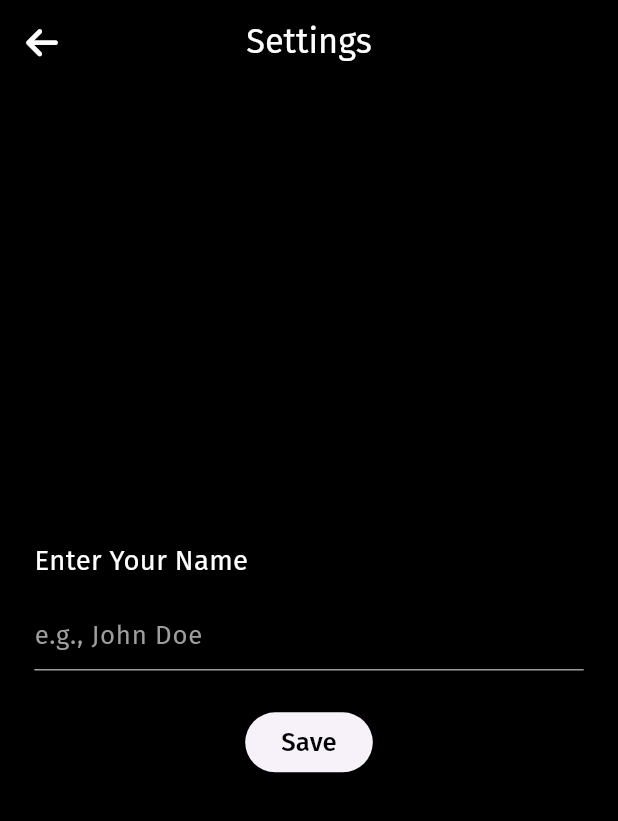
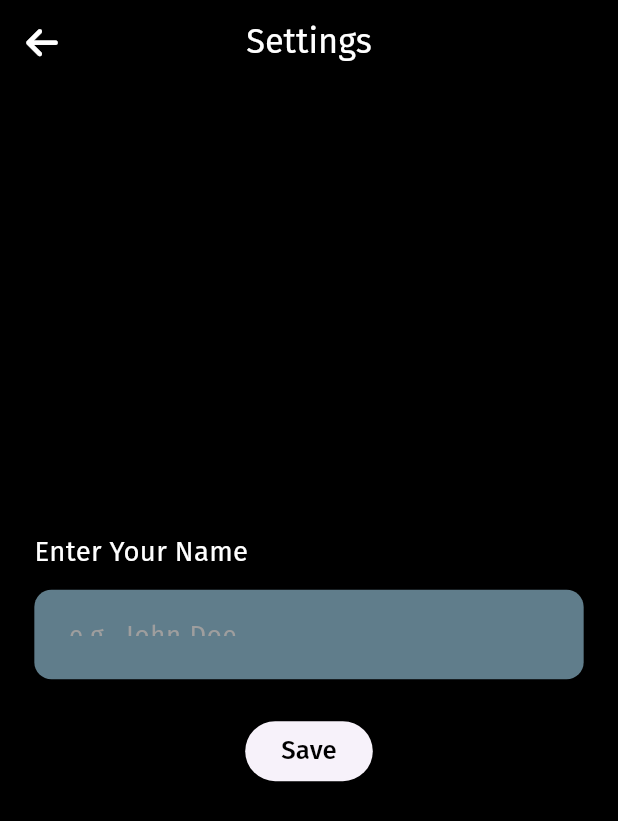
Before and after one commit to Ahmed4r/tracker, a Flutter app: the SettingsScreen screen opened by its route, on a phone screen of 412 x 824 dp. Shown: the top 821 px of the screen. Run offline on Flutter 3.47's test engine with Material 3 defaults, Android fonts, the phone set to English and light mode, and no system bars; our stand-ins replace fl_chart, flutter_screenutil, font_awesome_flutter, google_fonts, hive_flutter, image_picker and 1 more; accounts and stored records are empty.

Commit message:
edit name textfield

```diff
--- a/lib/screens/settings_page.dart
+++ b/lib/screens/settings_page.dart
@@ -49,24 +49,32 @@ class SettingsScreen extends StatelessWidget {
               ),
             ),
             SizedBox(height: 10.h),
-            TextFormField(
+            Container(
+              padding: EdgeInsets.all(20).r,
+              height: 50.h,
+              decoration: BoxDecoration(
+                color: Colors.blueGrey,
+                borderRadius: BorderRadius.circular(10.r),
+              )
+              ,
+              child: TextFormField(
+                maxLines: 1,
+
                 controller: nameController,
                 style: GoogleFonts.firaSans(
                   color: Colors.white,
                   fontSize: 15.sp,
                 ),
+
                 decoration: InputDecoration(
                   hintText: "e.g., John Doe",
                   hintStyle: GoogleFonts.firaSans(
                     color: Colors.grey,
                     fontSize: 15.sp,
                   ),
-                enabledBorder: const UnderlineInputBorder(
-                  borderSide: BorderSide(color: Colors.grey),
-                ),
-                focusedBorder: const UnderlineInputBorder(
-                  borderSide: BorderSide(color: Colors.blueAccent),
-                ),
+                  enabledBorder: InputBorder.none,
+                  border: InputBorder.none,
+                  focusedBorder:InputBorder.none
                 ),
                 validator: (value) {
                   if (value == null || value.isEmpty) {
@@ -74,6 +82,7 @@ class SettingsScreen extends StatelessWidget {
                   }
                   return null;
                 },
+              ),
             ),
             SizedBox(height: 20.h),
             Center(
```
Lines whose indentation alone changed are shown as unchanged.
